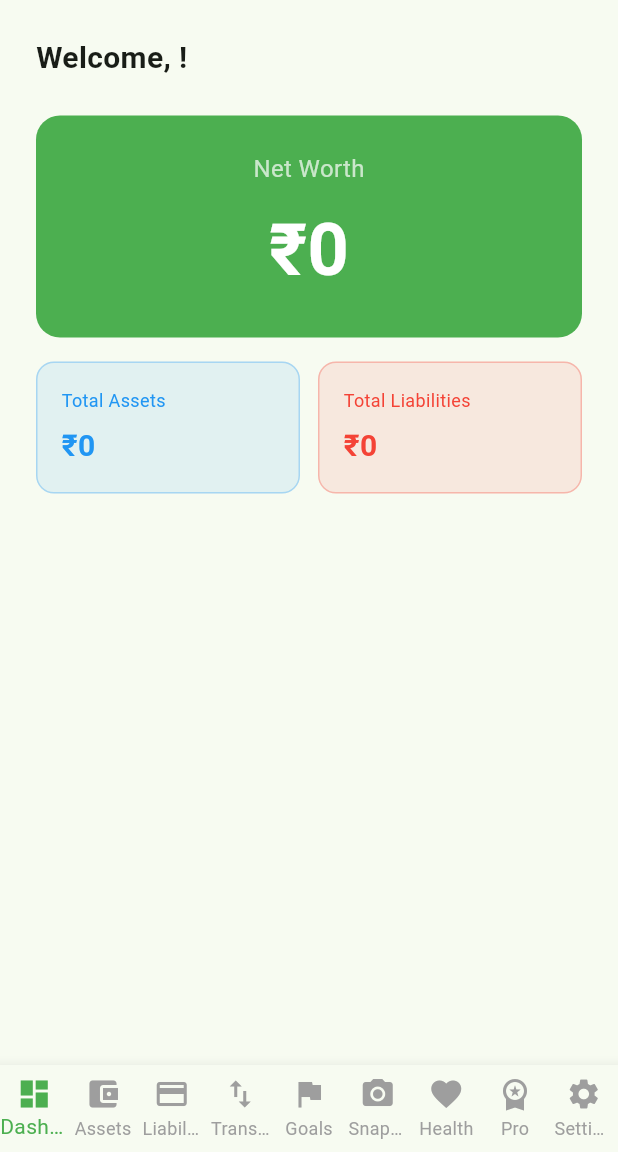
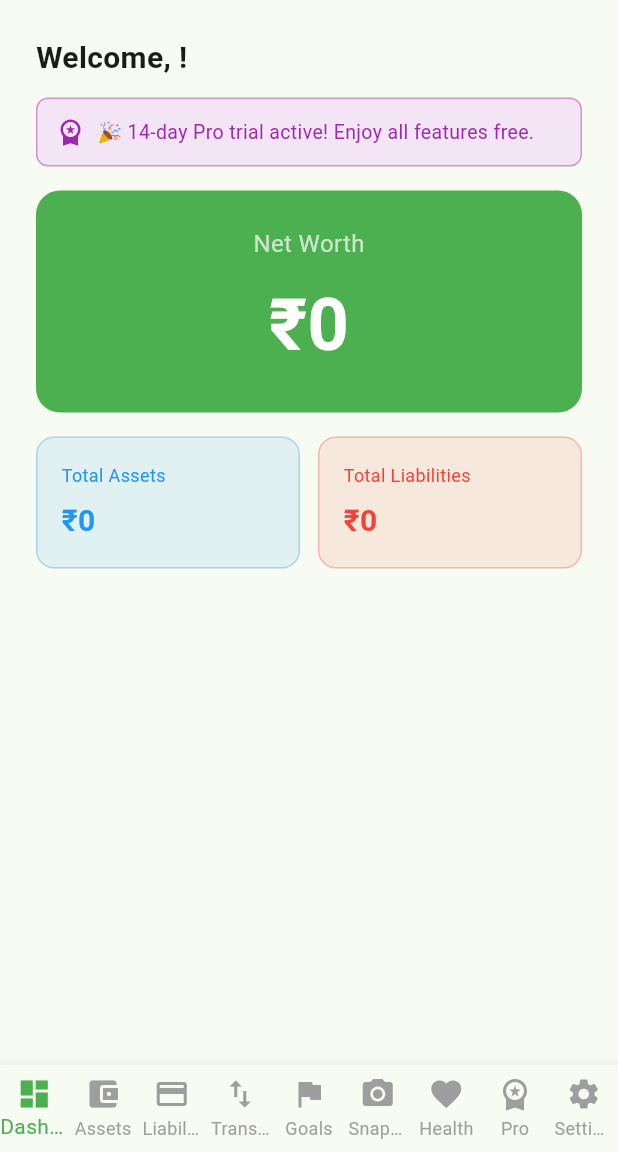
Before and after one commit to logeethraj/finmap, a Flutter app: the screen it shows once a user with an empty profile is signed in, on a phone screen of 412 x 824 dp, the part 84-1236 px from its top. Run offline on Flutter 3.47's test engine with Material 3 defaults, Android fonts, the phone set to English and light mode, and no system bars; our stand-ins replace shared_preferences, supabase_flutter; accounts and stored records are empty; network calls fail.

Commit message:
Fix bugs 017, 018, 019, 024, 025

```diff
--- a/lib/screens/dashboard_screen.dart
+++ b/lib/screens/dashboard_screen.dart
@@ -89,14 +89,34 @@ class _DashboardScreenState extends State<DashboardScreen> {
         backgroundColor: Colors.green,
         foregroundColor: Colors.white,
       ),
-      body: Padding(
+      body: SingleChildScrollView(
         padding: const EdgeInsets.all(24.0),
         child: Column(
           crossAxisAlignment: CrossAxisAlignment.start,
           children: [
             Text('Welcome, ${user?.email ?? 'User'}!',
                 style: const TextStyle(fontSize: 20, fontWeight: FontWeight.bold)),
-            const SizedBox(height: 24),
+            const SizedBox(height: 12),
+            Container(
+              width: double.infinity,
+              padding: const EdgeInsets.all(12),
+              decoration: BoxDecoration(
+                color: Colors.purple.shade50,
+                borderRadius: BorderRadius.circular(8),
+                border: Border.all(color: Colors.purple.shade200),
+              ),
+              child: const Row(
+                children: [
+                  Icon(Icons.workspace_premium, color: Colors.purple, size: 20),
+                  SizedBox(width: 8),
+                  Expanded(
+                    child: Text('🎉 14-day Pro trial active! Enjoy all features free.',
+                        style: TextStyle(color: Colors.purple, fontSize: 13)),
+                  ),
+                ],
+              ),
+            ),
+            const SizedBox(height: 16),
             Container(
               width: double.infinity,
               padding: const EdgeInsets.all(24),
--- a/pubspec.yaml
+++ b/pubspec.yaml
@@ -95,3 +95,7 @@ flutter:
   #
   # For details regarding fonts from package dependencies,
   # see https://flutter.dev/to/font-from-package
+
+dependency_overrides:
+  app_links: 7.0.0
+  file_picker: ^8.1.7
```
Also changed, not shown: lib/screens/goals_screen.dart (+11 -1 lines), lib/screens/login_screen.dart (+19 -5 lines), lib/screens/settings_screen.dart (+63 -3 lines), lib/screens/snapshots_screen.dart (+17 -0 lines), pubspec.lock, 3 other files.
